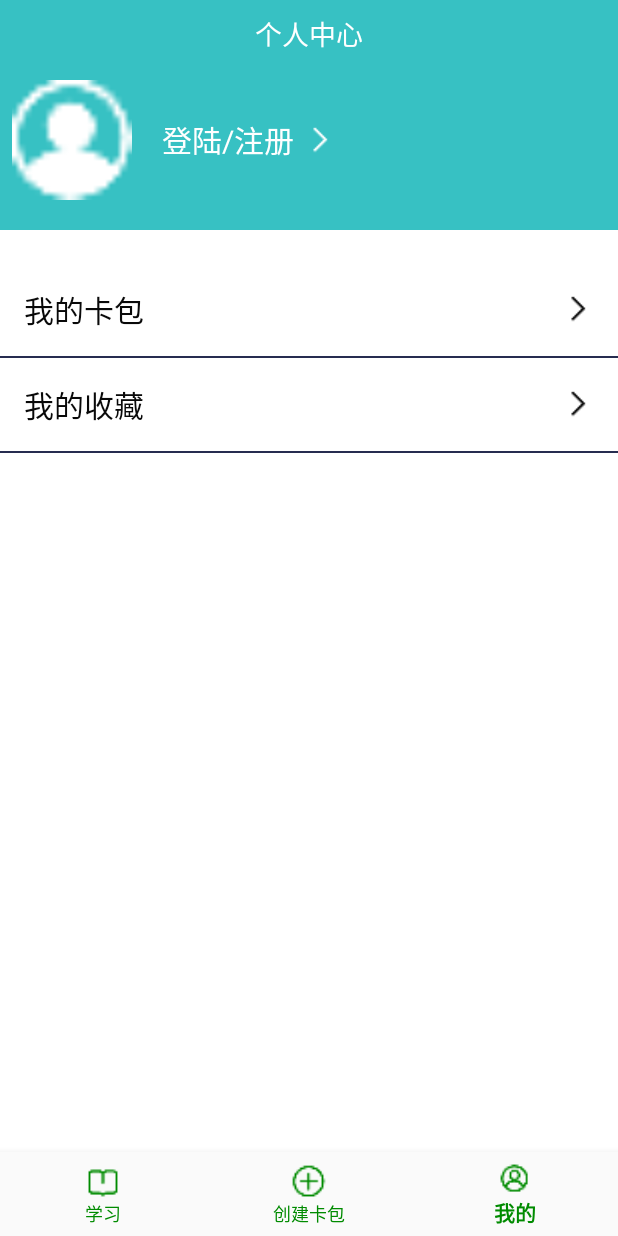
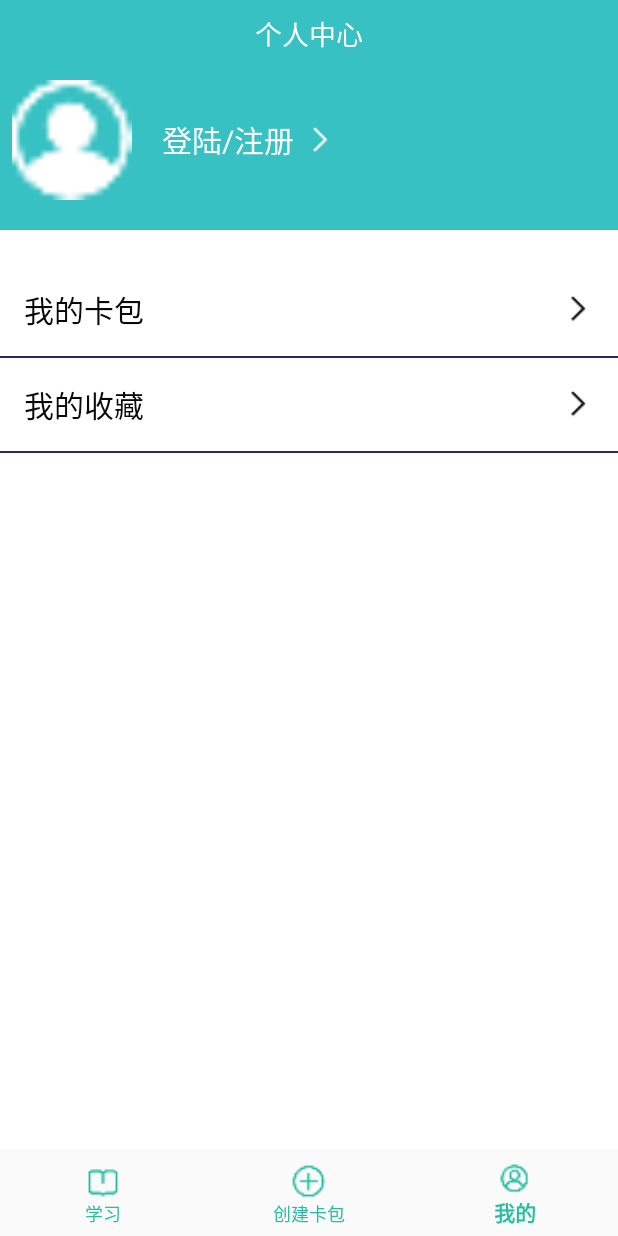
Before and after one commit to LoveLifeEveryday/MemoryKeeper, an Android app: the screen it shows after launch (MainActivity), item 3 of the bottom bar chosen, on a phone screen of 412 x 824 dp. Run offline under Robolectric (Android 15) with nearby library versions, the phone set to English and light mode, and no system bars; our stand-ins replace ButterKnife, RxJava; libraries missing offline, so code that uses them is left out: com.chad.library, com.gyf.immersionbar, ren.yale.android; pictures from the network do not load; 11 statements that could not run were skipped.

Commit message:
feat: 学习页面和创建卡包页面的沉浸式状态栏

```diff
--- a/app/src/main/java/com/xcynice/memorykeeper/module/study/fragment/StudyFragment.java
+++ b/app/src/main/java/com/xcynice/memorykeeper/module/study/fragment/StudyFragment.java
@@ -1,6 +1,7 @@
 package com.xcynice.memorykeeper.module.study.fragment;
 
 
+import androidx.constraintlayout.widget.ConstraintLayout;
 import androidx.recyclerview.widget.LinearLayoutManager;
 import androidx.recyclerview.widget.RecyclerView;
 
@@ -8,6 +9,7 @@ import android.widget.ImageView;
 import android.widget.LinearLayout;
 
 import com.chad.library.adapter.base.BaseQuickAdapter;
+import com.gyf.immersionbar.ImmersionBar;
 import com.xcynice.memorykeeper.R;
 import com.xcynice.memorykeeper.base.BaseBean;
 import com.xcynice.memorykeeper.base.BaseFragment;
@@ -33,9 +35,8 @@ import butterknife.BindView;
 public class StudyFragment extends BaseFragment<StudyPresenter> implements  IStudyView, BaseQuickAdapter.RequestLoadMoreListener {
     @BindView(R.id.card_bag_rv)
     RecyclerView mCardBagRv;
-    @BindView(R.id.refresh_iv)
-    ImageView mRefreshIv;
-
+    @BindView(R.id.title_bar_constraintLayout)
+    ConstraintLayout mClTitle;
     private CardBagAdapter mAdapter;
     private List<CardBag> mCardBagList = new ArrayList<>();
 
@@ -64,6 +65,7 @@ public class StudyFragment extends BaseFragment<StudyPresenter> implements  IStu
 
     @Override
     protected void initView() {
+        ImmersionBar.with(this).titleBar(mClTitle).init();
 
         mAdapter = new CardBagAdapter(R.layout.item_card_bag);
         mAdapter.setEnableLoadMore(true);
--- a/app/src/main/res/layout/activity_create_card.xml
+++ b/app/src/main/res/layout/activity_create_card.xml
@@ -10,7 +10,7 @@
         android:layout_width="match_parent"
         android:layout_height="wrap_content"
         android:layout_alignParentTop="true"
-        android:background="#FFFFFF	"
+        android:background="#27bda2"
         app:layout_constraintEnd_toEndOf="parent"
         app:layout_constraintStart_toStartOf="parent"
         app:layout_constraintTop_toTopOf="parent">
--- a/app/src/main/res/layout/activity_main.xml
+++ b/app/src/main/res/layout/activity_main.xml
@@ -28,8 +28,8 @@
         app:layout_constraintBottom_toBottomOf="parent"
         app:layout_constraintEnd_toEndOf="parent"
         app:layout_constraintStart_toStartOf="parent"
-        app:itemTextColor="#008B00"
-        app:itemIconTint="#008B00"
+        app:itemTextColor="#27bda2"
+        app:itemIconTint="#27bda2"
         app:menu="@menu/bottom_navigation" />
 
 </androidx.constraintlayout.widget.ConstraintLayout>
--- a/app/src/main/res/layout/fragment_mine.xml
+++ b/app/src/main/res/layout/fragment_mine.xml
@@ -55,12 +55,12 @@
             android:layout_height="wrap_content">
 
         <TextView
-                android:layout_width="wrap_content"
-                android:layout_height="wrap_content"
-                android:text="我的卡包"
-                android:textColor="#090909"
-                android:layout_marginLeft="@dimen/dp_10"
-                android:textSize="20dp" />
+            android:layout_width="wrap_content"
+            android:layout_height="wrap_content"
+            android:layout_marginLeft="@dimen/dp_10"
+            android:text="我的卡包"
+            android:textColor="#090909"
+            android:textSize="20dp" />
 
         <ImageView
                 android:layout_marginRight="@dimen/dp_10"
```
Also changed, not shown: app/src/main/java/com/xcynice/memorykeeper/module/CreateBag/activity/CreateCardActivity.java (+7 -1 lines), app/src/main/res/layout/fragment_study.xml (+4 -3 lines).
